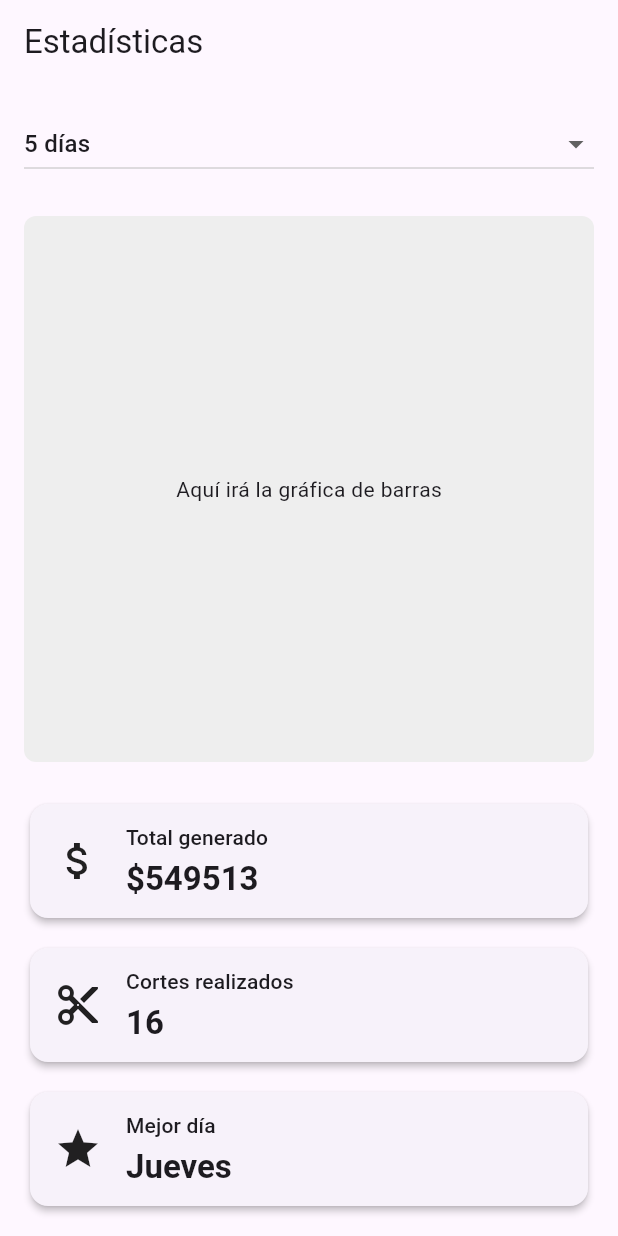
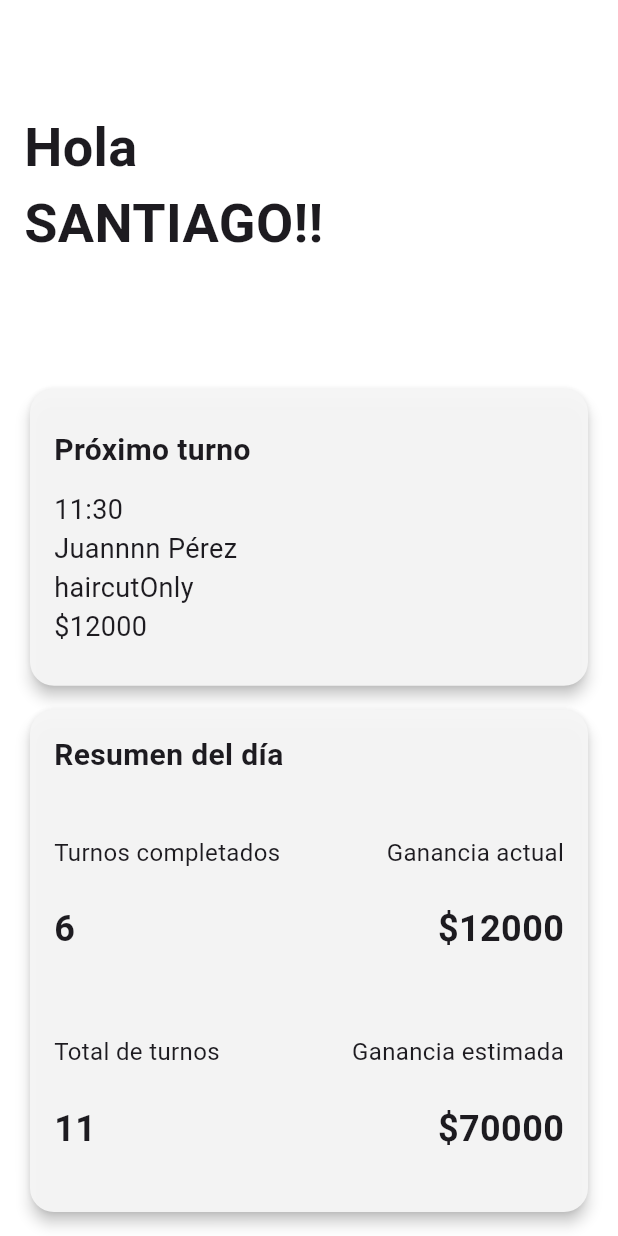
Before and after one commit to 07santiago21/BarberWise, a Flutter app: the screen it shows after launch, on a phone screen of 412 x 824 dp. Run offline on Flutter 3.47's test engine with Material 3 defaults, Android fonts, the phone set to English and light mode, and no system bars.

Commit message:
Completed dashboard without navigation bar

```diff
--- /dev/null
+++ b/lib/data/datasources/mock_dashboard_datasource.dart
@@ -0,0 +1,23 @@
+import 'package:barber/domain/entities/appointment_entity.dart';
+import 'package:barber/domain/entities/summary_entity.dart';
+import 'package:barber/domain/entities/haircut_type.dart';
+
+class DashboardRemoteDataSource {
+  Future<AppointmentEntity> fetchNextAppointment() async {
+    return AppointmentEntity(
+      clientName: 'Juannnn Pérez',
+      date: DateTime.now().add(const Duration(hours: 1)),
+      type: HaircutType.haircutOnly,
+      price: 12000,
+    );
+  }
+
+  Future<SummaryEntity> fetchDailySummary() async {
+    return SummaryEntity(
+      completedTurns: 6,
+      totalTurns: 11,
+      currentEarnings: 12000,
+      estimatedEarnings: 70000,
+    );
+  }
+}
--- /dev/null
+++ b/lib/data/repositories_impl/dashboard_repository_impl.dart
@@ -0,0 +1,20 @@
+import 'package:barber/domain/entities/appointment_entity.dart';
+import 'package:barber/domain/entities/summary_entity.dart';
+import 'package:barber/domain/repositories/dashboard_repository.dart';
+import 'package:barber/data/datasources/mock_dashboard_datasource.dart';
+
+class DashboardRepositoryImpl implements DashboardRepository {
+  final DashboardRemoteDataSource dataSource;
+
+  DashboardRepositoryImpl(this.dataSource);
+
+  @override
+  Future<AppointmentEntity> getNextAppointment() {
+    return dataSource.fetchNextAppointment();
+  }
+
+  @override
+  Future<SummaryEntity> getDailySummary() {
+    return dataSource.fetchDailySummary();
+  }
+}
--- /dev/null
+++ b/lib/domain/entities/appointment_entity.dart
@@ -0,0 +1,15 @@
+import 'package:barber/domain/entities/haircut_type.dart';
+
+class AppointmentEntity {
+  final String clientName;
+  final DateTime date;
+  final HaircutType type;
+  final double price;
+
+  AppointmentEntity({
+    required this.clientName,
+    required this.date,
+    required this.type,
+    required this.price,
+  });
+}
--- /dev/null
+++ b/lib/domain/entities/summary_entity.dart
@@ -0,0 +1,14 @@
+// lib/domain/entities/summary_entity.dart
+class SummaryEntity {
+  final int completedTurns;
+  final int totalTurns;
+  final double currentEarnings;
+  final double estimatedEarnings;
+
+  SummaryEntity({
+    required this.completedTurns,
+    required this.totalTurns,
+    required this.currentEarnings,
+    required this.estimatedEarnings,
+  });
+}
--- /dev/null
+++ b/lib/domain/repositories/dashboard_repository.dart
@@ -0,0 +1,7 @@
+import 'package:barber/domain/entities/appointment_entity.dart';
+import 'package:barber/domain/entities/summary_entity.dart';
+
+abstract class DashboardRepository {
+  Future<AppointmentEntity> getNextAppointment();
+  Future<SummaryEntity> getDailySummary();
+}
--- /dev/null
+++ b/lib/domain/usecases/get_daily_summary_usecase.dart
@@ -0,0 +1,12 @@
+import 'package:barber/domain/entities/summary_entity.dart';
+import 'package:barber/domain/repositories/dashboard_repository.dart';
+
+class GetDailySummaryUseCase {
+  final DashboardRepository repository;
+
+  GetDailySummaryUseCase(this.repository);
+
+  Future<SummaryEntity> call() {
+    return repository.getDailySummary();
+  }
+}
--- /dev/null
+++ b/lib/domain/usecases/get_next_appointment_usecase.dart
@@ -0,0 +1,12 @@
+import 'package:barber/domain/entities/appointment_entity.dart';
+import 'package:barber/domain/repositories/dashboard_repository.dart';
+
+class GetNextAppointmentUseCase {
+  final DashboardRepository repository;
+
+  GetNextAppointmentUseCase(this.repository);
+
+  Future<AppointmentEntity> call() {
+    return repository.getNextAppointment();
+  }
+}
--- a/lib/main.dart
+++ b/lib/main.dart
@@ -1,3 +1,4 @@
+import 'package:barber/presentation/pages/dashboard_screen.dart';
 import 'package:flutter/material.dart';
 import 'presentation/pages/statistics_screen.dart';
 
@@ -13,7 +14,7 @@ class MyApp extends StatelessWidget {
     return MaterialApp(
       title: 'Estadísticas Barbería',
       theme: ThemeData(primarySwatch: Colors.blue),
-      home: const StatisticsScreen(),
+      home: const DashboardScreen(),           //StatisticsScreen(),
     );
   }
 }
--- /dev/null
+++ b/lib/presentation/pages/dashboard_screen.dart
@@ -0,0 +1,81 @@
+import 'package:flutter/material.dart';
+import 'package:barber/presentation/providers/dashboard_provider.dart';
+import 'package:barber/presentation/widgets/dashboard/greeting_header.dart';
+import 'package:barber/presentation/widgets/dashboard/daily_summary_card.dart';
+import 'package:barber/presentation/widgets/dashboard/next_appointment_card.dart';
+
+class DashboardScreen extends StatefulWidget {
+  const DashboardScreen({super.key});
+
+  @override
+  State<DashboardScreen> createState() => _DashboardScreenState();
+}
+
+class _DashboardScreenState extends State<DashboardScreen> {
+  final DashboardProvider provider = DashboardProvider();
+  bool isLoading = true;
+
+  @override
+  void initState() {
+    super.initState();
+    provider.loadDashboardData().then((_) {
+      setState(() {
+        isLoading = false;
+      });
+    });
+  }
+
+  @override
+  Widget build(BuildContext context) {
+    if (isLoading || provider.nextAppointment == null || provider.dailySummary == null) {
+      return const Scaffold(
+        body: SafeArea(child: Center(child: CircularProgressIndicator())),
+      );
+    }
+
+    return Scaffold(
+      backgroundColor: const Color.fromARGB(255, 255, 255, 255),
+      body: SafeArea(
+        child: LayoutBuilder(
+          builder: (context, constraints) {
+            final height = constraints.maxHeight;
+
+            return Padding(
+              padding: const EdgeInsets.symmetric(horizontal: 16),
+              child: Column(
+                children: [
+                  // Header (30%)
+                  SizedBox(
+                    height: height * 0.30,
+                    child: const GreetingHeader(),
+                  ),
+
+                  const SizedBox(height: 8),
+
+                  // Próximo turno (25%)
+                  SizedBox(
+                    height: height * 0.25,
+                    child: SizedBox.expand(
+                      child: NextAppointmentCard(appointment: provider.nextAppointment!),
+                    ),
+                  ),
+
+                  const SizedBox(height: 8),
+
+                  // Resumen del día (45%)
+                  Expanded(
+                    child: SizedBox.expand(
+                      child: DailySummaryCard(summary: provider.dailySummary!),
+                    ),
+                  ),
+
+                  const SizedBox(height: 12), // Espacio inferior
+                ],
+              ),
+            );
+          },
+        ),
+      ),
+    );
+  }
+}
--- /dev/null
+++ b/lib/presentation/providers/dashboard_provider.dart
@@ -0,0 +1,21 @@
+import 'package:barber/domain/entities/appointment_entity.dart';
+import 'package:barber/domain/entities/summary_entity.dart';
+import 'package:barber/data/datasources/mock_dashboard_datasource.dart';
+import 'package:barber/data/repositories_impl/dashboard_repository_impl.dart';
+import 'package:barber/domain/usecases/get_daily_summary_usecase.dart';
+import 'package:barber/domain/usecases/get_next_appointment_usecase.dart';
+
+class DashboardProvider {
+  final _repository = DashboardRepositoryImpl(DashboardRemoteDataSource());
+
+  AppointmentEntity? nextAppointment;
+  SummaryEntity? dailySummary;
+
+  Future<void> loadDashboardData() async {
+    final nextAppointmentUseCase = GetNextAppointmentUseCase(_repository);
+    final dailySummaryUseCase = GetDailySummaryUseCase(_repository);
+
+    nextAppointment = await nextAppointmentUseCase();
+    dailySummary = await dailySummaryUseCase();
+  }
+}
--- /dev/null
+++ b/lib/presentation/widgets/dashboard/daily_summary_card.dart
@@ -0,0 +1,67 @@
+import 'package:flutter/material.dart';
+import 'package:barber/domain/entities/summary_entity.dart';
+
+class DailySummaryCard extends StatelessWidget {
+  final SummaryEntity summary;
+
+  const DailySummaryCard({
+    super.key,
+    required this.summary,
+  });
+
+  @override
+  Widget build(BuildContext context) {
+    return Card(
+      elevation: 4,
+      color: const Color(0xF5F5F5F5),
+      shape: RoundedRectangleBorder(borderRadius: BorderRadius.circular(16)),
+      child: Padding(
+        padding: const EdgeInsets.all(16),
+        child: Column(
+          crossAxisAlignment: CrossAxisAlignment.start,
+          children: [
+            const Text(
+              'Resumen del día',
+              style: TextStyle(fontSize: 20, fontWeight: FontWeight.w600),
+            ),
+            const SizedBox(height: 16),
+            Expanded(
+              child: Row(
+                children: [
+                  // Columna izquierda
+                  Expanded(
+                    child: Column(
+                      mainAxisAlignment: MainAxisAlignment.spaceEvenly,
+                      crossAxisAlignment: CrossAxisAlignment.start,
+                      children: [
+                        const Text('Turnos completados', style: TextStyle(fontSize: 16)),
+                        Text('${summary.completedTurns}', style: const TextStyle(fontSize: 24, fontWeight: FontWeight.bold)),
+                        const SizedBox(height: 8),
+                        const Text('Total de turnos', style: TextStyle(fontSize: 16)),
+                        Text('${summary.totalTurns}', style: const TextStyle(fontSize: 24, fontWeight: FontWeight.bold)),
+                      ],
+                    ),
+                  ),
+                  // Columna derecha
+                  Expanded(
+                    child: Column(
+                      mainAxisAlignment: MainAxisAlignment.spaceEvenly,
+                      crossAxisAlignment: CrossAxisAlignment.end,
+                      children: [
+                        const Text('Ganancia actual', style: TextStyle(fontSize: 16)),
+                        Text('\$${summary.currentEarnings.toStringAsFixed(0)}', style: const TextStyle(fontSize: 24, fontWeight: FontWeight.bold)),
+                        const SizedBox(height: 8),
+                        const Text('Ganancia estimada', style: TextStyle(fontSize: 16)),
+                        Text('\$${summary.estimatedEarnings.toStringAsFixed(0)}', style: const TextStyle(fontSize: 24, fontWeight: FontWeight.bold)),
+                      ],
+                    ),
+                  ),
+                ],
+              ),
+            ),
+          ],
+        ),
+      ),
+    );
+  }
+}
--- /dev/null
+++ b/lib/presentation/widgets/dashboard/greeting_header.dart
@@ -0,0 +1,32 @@
+import 'package:flutter/material.dart';
+
+class GreetingHeader extends StatelessWidget {
+  const GreetingHeader({super.key});
+
+  @override
+  Widget build(BuildContext context) {
+    return Align(
+      alignment: Alignment.centerLeft,
+      child: Column(
+        mainAxisAlignment: MainAxisAlignment.center,
+        crossAxisAlignment: CrossAxisAlignment.start,
+        children: const [
+          Text(
+            'Hola',
+            style: TextStyle(
+              fontSize: 36,
+              fontWeight: FontWeight.bold,
+            ),
+          ),
+          Text(
+            'SANTIAGO!!',
+            style: TextStyle(
+              fontSize: 36,
+              fontWeight: FontWeight.bold,
+            ),
+          ),
+        ],
+      ),
+    );
+  }
+}
--- /dev/null
+++ b/lib/presentation/widgets/dashboard/next_appointment_card.dart
@@ -0,0 +1,42 @@
+import 'package:flutter/material.dart';
+import 'package:barber/domain/entities/appointment_entity.dart';
+
+class NextAppointmentCard extends StatelessWidget {
+  final AppointmentEntity appointment;
+
+  const NextAppointmentCard({
+    super.key,
+    required this.appointment,
+  });
+
+  @override
+  Widget build(BuildContext context) {
+    return Card(
+      elevation: 4,
+      color: const Color(0xF5F5F5F5),
+
+      shape: RoundedRectangleBorder(borderRadius: BorderRadius.circular(16)),
+      child: Padding(
+        padding: const EdgeInsets.all(16),
+        child: Column(
+          crossAxisAlignment: CrossAxisAlignment.start,
+          mainAxisAlignment: MainAxisAlignment.center,
+          children: [
+            const Text(
+              'Próximo turno',
+              style: TextStyle(fontSize: 20, fontWeight: FontWeight.w600),
+            ),
+            const SizedBox(height: 12),
+            Text(
+              '${appointment.date.hour}:${appointment.date.minute.toString().padLeft(2, '0')}',
+              style: const TextStyle(fontSize: 18),
+            ),
+            Text(appointment.clientName, style: const TextStyle(fontSize: 18)),
+            Text(appointment.type.name, style: const TextStyle(fontSize: 18)),
+            Text('\$${appointment.price.toStringAsFixed(0)}', style: const TextStyle(fontSize: 18)),
+          ],
+        ),
+      ),
+    );
+  }
+}
```
